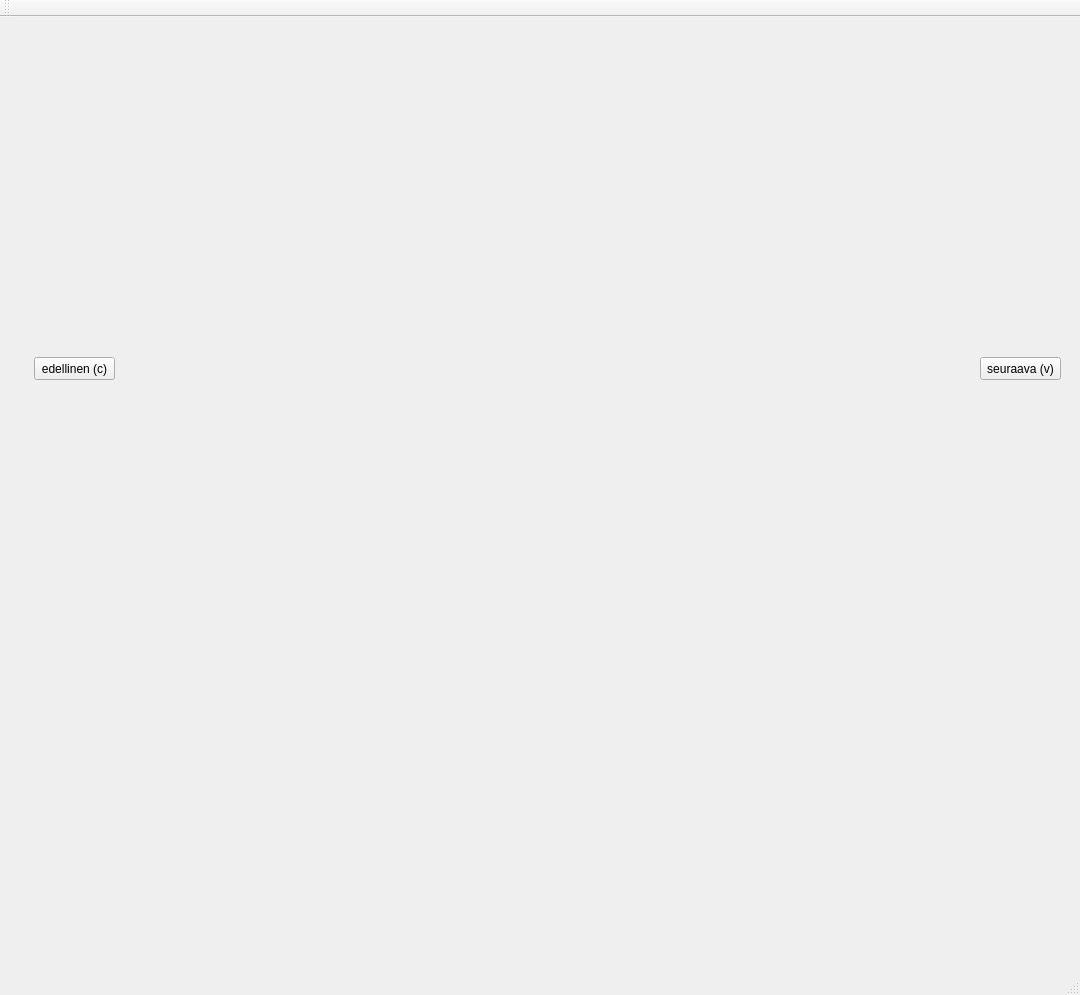
The window that Visualizer/visualizer.ui (TeMaVa/Annotator) describes before a commit, drawn with Qt 5.
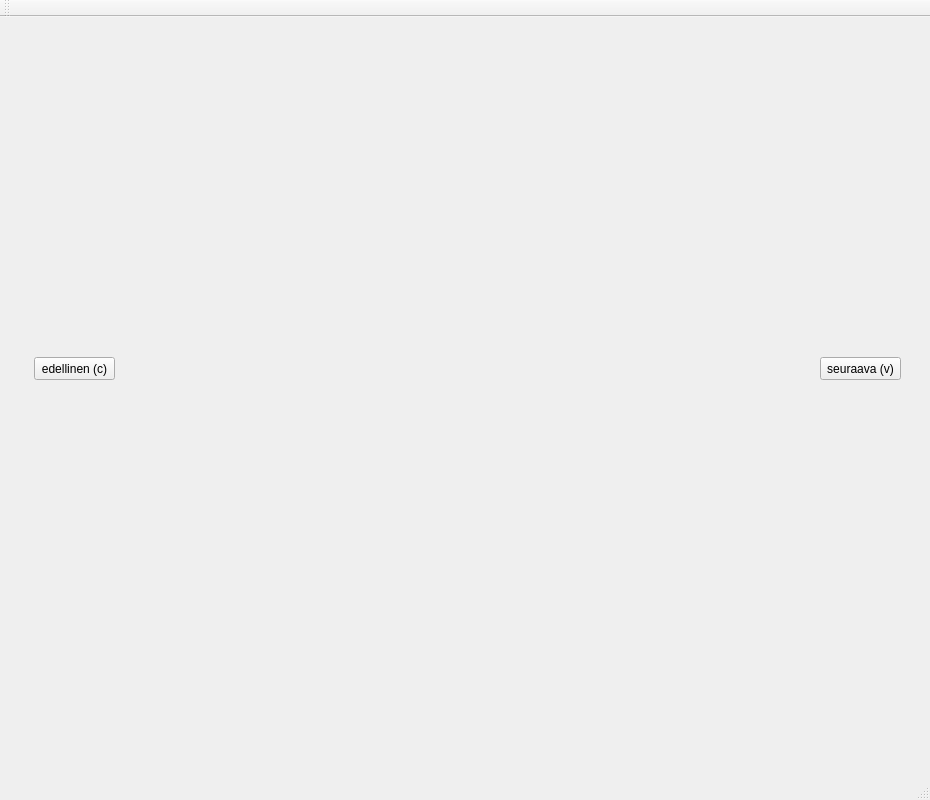
The same window after the commit. Custom widgets are drawn as their Qt base class.

Patch:
```diff
--- a/Visualizer/visualizer.ui
+++ b/Visualizer/visualizer.ui
@@ -6,8 +6,8 @@
    <rect>
     <x>0</x>
     <y>0</y>
-    <width>1080</width>
-    <height>995</height>
+    <width>930</width>
+    <height>800</height>
    </rect>
   </property>
   <property name="windowTitle">
@@ -17,8 +17,8 @@
    <widget class="QCustomPlot" name="plotBox" native="true">
     <property name="geometry">
      <rect>
-      <x>270</x>
-      <y>690</y>
+      <x>220</x>
+      <y>520</y>
       <width>561</width>
       <height>211</height>
      </rect>
@@ -29,8 +29,8 @@
      <rect>
       <x>180</x>
       <y>70</y>
-      <width>768</width>
-      <height>574</height>
+      <width>631</width>
+      <height>391</height>
      </rect>
     </property>
     <property name="text">
@@ -53,7 +53,7 @@
    <widget class="QPushButton" name="seurBtn">
     <property name="geometry">
      <rect>
-      <x>980</x>
+      <x>820</x>
       <y>340</y>
       <width>81</width>
       <height>23</height>
```
Left out of the diff: 2 changed lines with no effect on the pictures.
